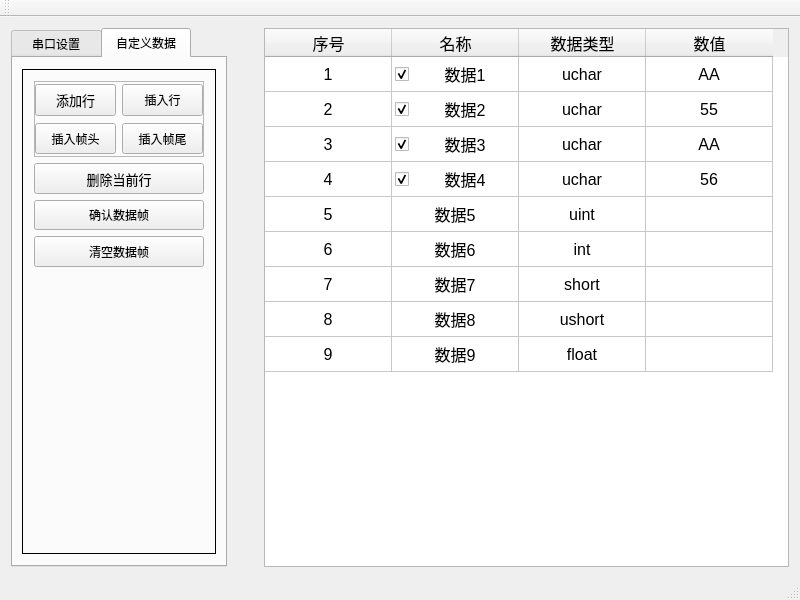
Old version of the form mainwindow.ui in the repository Berserker-v/SerialPort_Assistant.
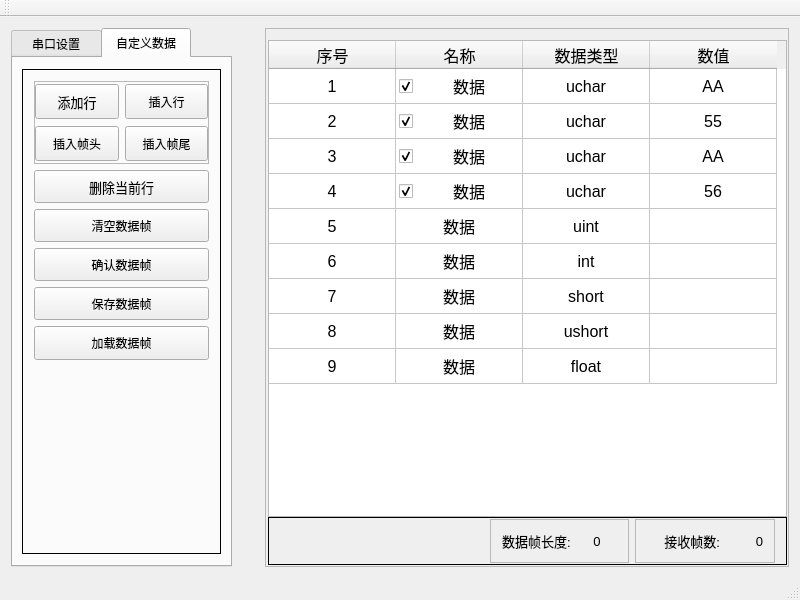
New version of the form. The open tabs and pages were chosen to show the change.

The edit to the form file:
```diff
--- a/mainwindow.ui
+++ b/mainwindow.ui
@@ -14,7 +14,7 @@
    <string>MainWindow</string>
   </property>
   <widget class="QWidget" name="centralWidget">
-   <layout class="QHBoxLayout" name="horizontalLayout" stretch="7,1,17">
+   <layout class="QHBoxLayout" name="horizontalLayout_3" stretch="8,1,19">
     <item>
      <widget class="QTabWidget" name="tabWidget">
       <property name="sizePolicy">
@@ -458,7 +458,7 @@
           <property name="lineWidth">
            <number>1</number>
           </property>
-          <layout class="QVBoxLayout" name="verticalLayout_2" stretch="5,2,2,2,18">
+          <layout class="QVBoxLayout" name="verticalLayout_2" stretch="5,2,2,2,2,2,11">
            <item>
             <widget class="QFrame" name="frame_2">
              <property name="frameShape">
@@ -570,19 +570,6 @@
              </property>
             </widget>
            </item>
-           <item>
-            <widget class="QToolButton" name="Complete_bt">
-             <property name="sizePolicy">
-              <sizepolicy hsizetype="Preferred" vsizetype="Preferred">
-               <horstretch>0</horstretch>
-               <verstretch>0</verstretch>
-              </sizepolicy>
-             </property>
-             <property name="text">
-              <string>确认数据帧</string>
-             </property>
-            </widget>
-           </item>
            <item>
             <widget class="QToolButton" name="delAll">
              <property name="sizePolicy">
@@ -596,6 +583,51 @@
              </property>
             </widget>
            </item>
+           <item>
+            <widget class="QToolButton" name="Complete_bt">
+             <property name="sizePolicy">
+              <sizepolicy hsizetype="Preferred" vsizetype="Preferred">
+               <horstretch>0</horstretch>
+               <verstretch>0</verstretch>
+              </sizepolicy>
+             </property>
+             <property name="text">
+              <string>确认数据帧</string>
+             </property>
+            </widget>
+           </item>
+           <item>
+            <widget class="QToolButton" name="save_bt">
+             <property name="sizePolicy">
+              <sizepolicy hsizetype="Preferred" vsizetype="Preferred">
+               <horstretch>0</horstretch>
+               <verstretch>0</verstretch>
+              </sizepolicy>
+             </property>
+             <property name="styleSheet">
+              <string notr="true"/>
+             </property>
+             <property name="text">
+              <string>保存数据帧</string>
+             </property>
+            </widget>
+           </item>
+           <item>
+            <widget class="QToolButton" name="load_bt">
+             <property name="sizePolicy">
+              <sizepolicy hsizetype="Preferred" vsizetype="Preferred">
+               <horstretch>0</horstretch>
+               <verstretch>0</verstretch>
+              </sizepolicy>
+             </property>
+             <property name="styleSheet">
+              <string notr="true"/>
+             </property>
+             <property name="text">
+              <string>加载数据帧</string>
+             </property>
+            </widget>
+           </item>
            <item>
             <spacer name="verticalSpacer">
              <property name="orientation">
@@ -630,6 +662,27 @@
      </spacer>
     </item>
     <item>
+     <widget class="QFrame" name="frame_3">
+      <property name="frameShape">
+       <enum>QFrame::StyledPanel</enum>
+      </property>
+      <property name="frameShadow">
+       <enum>QFrame::Raised</enum>
+      </property>
+      <layout class="QGridLayout" name="gridLayout_4" rowstretch="20,1">
+       <property name="leftMargin">
+        <number>2</number>
+       </property>
+       <property name="rightMargin">
+        <number>1</number>
+       </property>
+       <property name="bottomMargin">
+        <number>1</number>
+       </property>
+       <property name="verticalSpacing">
+        <number>0</number>
+       </property>
+       <item row="0" column="0">
      <widget class="QTableWidget" name="tableWidget">
       <property name="sizePolicy">
        <sizepolicy hsizetype="Expanding" vsizetype="Expanding">
@@ -773,10 +826,13 @@
        <property name="textAlignment">
         <set>AlignCenter</set>
        </property>
+          <property name="flags">
+           <set>ItemIsSelectable|ItemIsEditable|ItemIsDragEnabled|ItemIsUserCheckable|ItemIsEnabled</set>
+          </property>
       </item>
       <item row="0" column="1">
        <property name="text">
-        <string>数据1</string>
+           <string>数据</string>
        </property>
        <property name="textAlignment">
         <set>AlignCenter</set>
@@ -808,10 +864,13 @@
        <property name="textAlignment">
         <set>AlignCenter</set>
        </property>
+          <property name="flags">
+           <set>ItemIsSelectable|ItemIsEditable|ItemIsDragEnabled|ItemIsUserCheckable|ItemIsEnabled</set>
+          </property>
       </item>
       <item row="1" column="1">
        <property name="text">
-        <string>数据2</string>
+           <string>数据</string>
        </property>
        <property name="textAlignment">
         <set>AlignCenter</set>
@@ -843,10 +902,13 @@
        <property name="textAlignment">
         <set>AlignCenter</set>
        </property>
+          <property name="flags">
+           <set>ItemIsSelectable|ItemIsEditable|ItemIsDragEnabled|ItemIsUserCheckable|ItemIsEnabled</set>
+          </property>
       </item>
       <item row="2" column="1">
        <property name="text">
-        <string>数据3</string>
+           <string>数据</string>
        </property>
        <property name="textAlignment">
         <set>AlignCenter</set>
@@ -878,10 +940,13 @@
        <property name="textAlignment">
         <set>AlignCenter</set>
        </property>
+          <property name="flags">
+           <set>ItemIsSelectable|ItemIsEditable|ItemIsDragEnabled|ItemIsUserCheckable|ItemIsEnabled</set>
+          </property>
       </item>
       <item row="3" column="1">
        <property name="text">
-        <string>数据4</string>
+           <string>数据</string>
        </property>
        <property name="textAlignment">
         <set>AlignCenter</set>
@@ -916,10 +981,13 @@
        <property name="textAlignment">
         <set>AlignCenter</set>
        </property>
+          <property name="flags">
+           <set>ItemIsSelectable|ItemIsEditable|ItemIsDragEnabled|ItemIsUserCheckable|ItemIsEnabled</set>
+          </property>
       </item>
       <item row="4" column="1">
        <property name="text">
-        <string>数据5</string>
+           <string>数据</string>
        </property>
        <property name="textAlignment">
         <set>AlignCenter</set>
@@ -951,10 +1019,13 @@
        <property name="textAlignment">
         <set>AlignCenter</set>
        </property>
+          <property name="flags">
+           <set>ItemIsSelectable|ItemIsEditable|ItemIsDragEnabled|ItemIsUserCheckable|ItemIsEnabled</set>
+          </property>
       </item>
       <item row="5" column="1">
        <property name="text">
-        <string>数据6</string>
+           <string>数据</string>
        </property>
        <property name="textAlignment">
         <set>AlignCenter</set>
@@ -986,10 +1057,13 @@
        <property name="textAlignment">
         <set>AlignCenter</set>
        </property>
+          <property name="flags">
+           <set>ItemIsSelectable|ItemIsEditable|ItemIsDragEnabled|ItemIsUserCheckable|ItemIsEnabled</set>
+          </property>
       </item>
       <item row="6" column="1">
        <property name="text">
-        <string>数据7</string>
+           <string>数据</string>
        </property>
        <property name="textAlignment">
         <set>AlignCenter</set>
@@ -1021,10 +1095,13 @@
        <property name="textAlignment">
         <set>AlignCenter</set>
        </property>
+          <property name="flags">
+           <set>ItemIsSelectable|ItemIsEditable|ItemIsDragEnabled|ItemIsUserCheckable|ItemIsEnabled</set>
+          </property>
       </item>
       <item row="7" column="1">
        <property name="text">
-        <string>数据8</string>
+           <string>数据</string>
        </property>
        <property name="textAlignment">
         <set>AlignCenter</set>
@@ -1056,10 +1133,13 @@
        <property name="textAlignment">
         <set>AlignCenter</set>
        </property>
+          <property name="flags">
+           <set>ItemIsSelectable|ItemIsEditable|ItemIsDragEnabled|ItemIsUserCheckable|ItemIsEnabled</set>
+          </property>
       </item>
       <item row="8" column="1">
        <property name="text">
-        <string>数据9</string>
+           <string>数据</string>
        </property>
        <property name="textAlignment">
         <set>AlignCenter</set>
@@ -1084,6 +1164,136 @@
         <set>ItemIsSelectable|ItemIsEditable|ItemIsDragEnabled|ItemIsUserCheckable|ItemIsEnabled</set>
        </property>
       </item>
+        </widget>
+       </item>
+       <item row="1" column="0">
+        <widget class="QFrame" name="frame_4">
+         <property name="sizePolicy">
+          <sizepolicy hsizetype="Expanding" vsizetype="Expanding">
+           <horstretch>0</horstretch>
+           <verstretch>0</verstretch>
+          </sizepolicy>
+         </property>
+         <property name="frameShape">
+          <enum>QFrame::Box</enum>
+         </property>
+         <property name="frameShadow">
+          <enum>QFrame::Plain</enum>
+         </property>
+         <layout class="QHBoxLayout" name="horizontalLayout_2" stretch="3,2,2">
+          <property name="topMargin">
+           <number>1</number>
+          </property>
+          <property name="bottomMargin">
+           <number>1</number>
+          </property>
+          <item>
+           <spacer name="horizontalSpacer_3">
+            <property name="orientation">
+             <enum>Qt::Horizontal</enum>
+            </property>
+            <property name="sizeHint" stdset="0">
+             <size>
+              <width>326</width>
+              <height>20</height>
+             </size>
+            </property>
+           </spacer>
+          </item>
+          <item>
+           <widget class="QFrame" name="frame_6">
+            <property name="frameShape">
+             <enum>QFrame::StyledPanel</enum>
+            </property>
+            <property name="frameShadow">
+             <enum>QFrame::Raised</enum>
+            </property>
+            <layout class="QHBoxLayout" name="horizontalLayout_4">
+             <item>
+              <widget class="QLabel" name="len_lb">
+               <property name="font">
+                <font>
+                 <pointsize>10</pointsize>
+                </font>
+               </property>
+               <property name="text">
+                <string>数据帧长度:</string>
+               </property>
+              </widget>
+             </item>
+             <item>
+              <widget class="QLabel" name="lennum_lb">
+               <property name="font">
+                <font>
+                 <pointsize>10</pointsize>
+                </font>
+               </property>
+               <property name="text">
+                <string>0</string>
+               </property>
+               <property name="alignment">
+                <set>Qt::AlignCenter</set>
+               </property>
+               <property name="textInteractionFlags">
+                <set>Qt::LinksAccessibleByMouse|Qt::TextEditable</set>
+               </property>
+              </widget>
+             </item>
+            </layout>
+           </widget>
+          </item>
+          <item>
+           <widget class="QFrame" name="frame_5">
+            <property name="frameShape">
+             <enum>QFrame::StyledPanel</enum>
+            </property>
+            <property name="frameShadow">
+             <enum>QFrame::Raised</enum>
+            </property>
+            <layout class="QHBoxLayout" name="horizontalLayout" stretch="5,3">
+             <property name="spacing">
+              <number>0</number>
+             </property>
+             <item>
+              <widget class="QLabel" name="accept_lb">
+               <property name="font">
+                <font>
+                 <pointsize>10</pointsize>
+                </font>
+               </property>
+               <property name="text">
+                <string>接收帧数:</string>
+               </property>
+               <property name="alignment">
+                <set>Qt::AlignRight|Qt::AlignTrailing|Qt::AlignVCenter</set>
+               </property>
+              </widget>
+             </item>
+             <item>
+              <widget class="QLabel" name="acceptnum_lb">
+               <property name="font">
+                <font>
+                 <pointsize>10</pointsize>
+                </font>
+               </property>
+               <property name="text">
+                <string>0</string>
+               </property>
+               <property name="alignment">
+                <set>Qt::AlignRight|Qt::AlignTrailing|Qt::AlignVCenter</set>
+               </property>
+               <property name="textInteractionFlags">
+                <set>Qt::LinksAccessibleByMouse|Qt::TextEditable</set>
+               </property>
+              </widget>
+             </item>
+            </layout>
+           </widget>
+          </item>
+         </layout>
+        </widget>
+       </item>
+      </layout>
      </widget>
     </item>
    </layout>
```
Left out of the diff: 2 changed lines with no effect on the pictures. Lines whose indentation alone changed are shown as unchanged.
